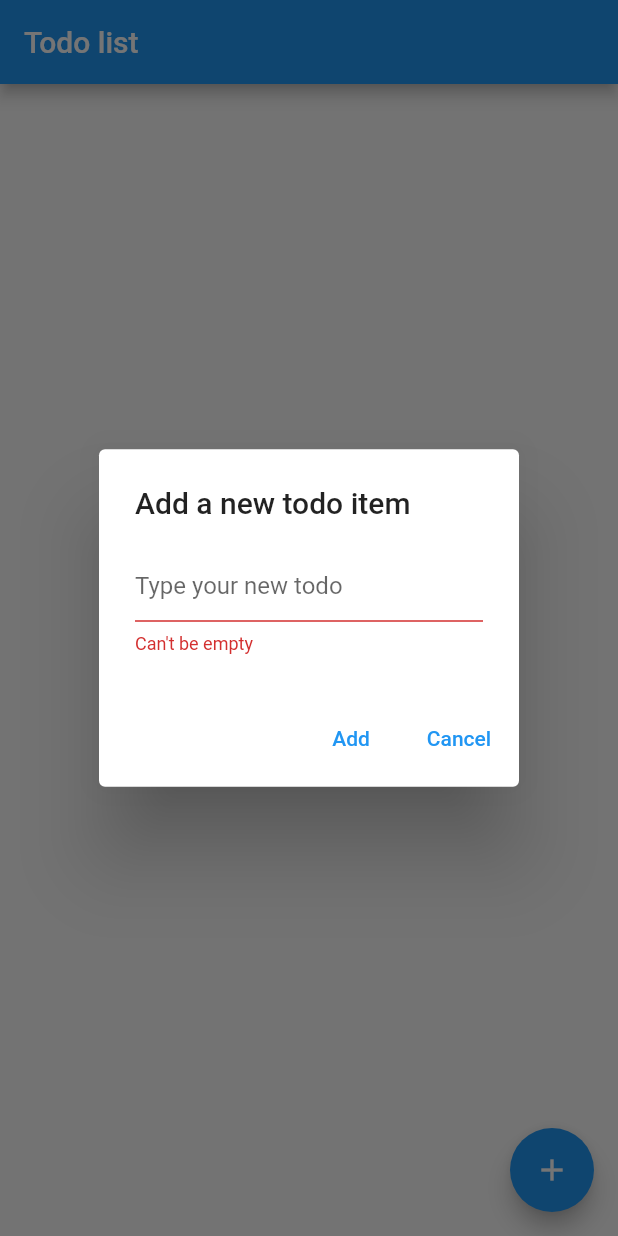
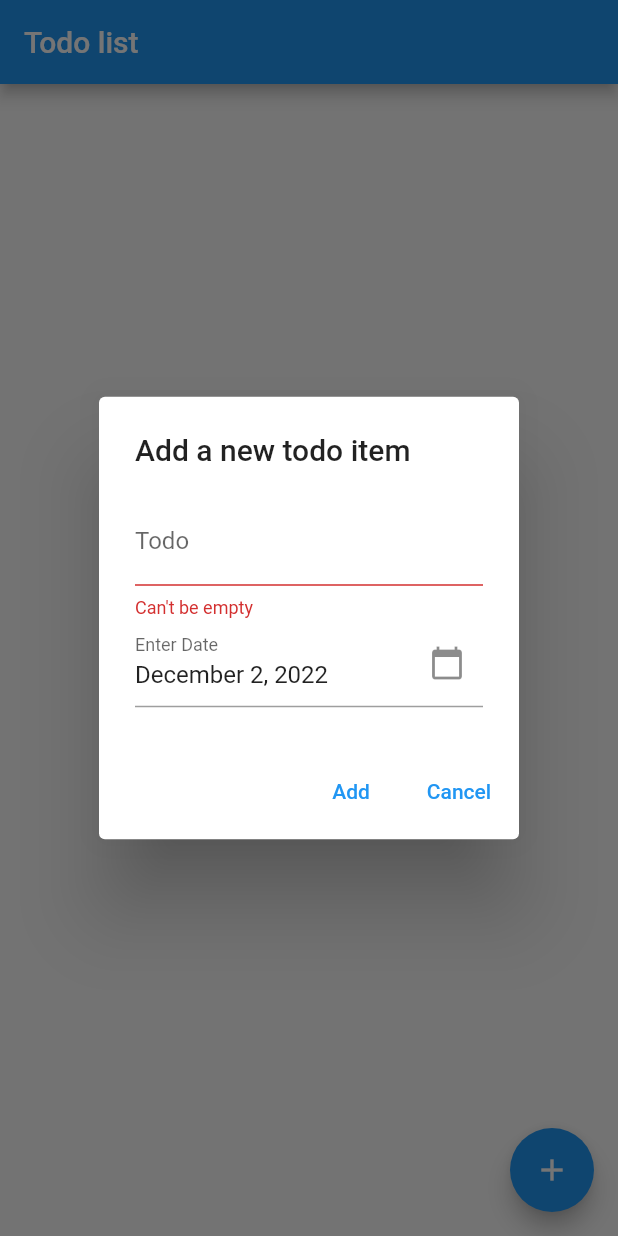
Before and after one commit to sciack/todo_app, a Flutter app: the screen it shows after launch, after a tap on the "add" icon, on a phone screen of 412 x 824 dp. Run offline on Flutter 3.47's test engine with Material 2 defaults, Android fonts, the phone set to English and light mode, and no system bars; missing offline and left inert: dart:html.

Commit message:
fix: just change how todos are managed

```diff
--- a/lib/todo_add_dialog.dart
+++ b/lib/todo_add_dialog.dart
@@ -1,5 +1,8 @@
+import 'dart:math';
+
 import 'package:flutter/material.dart';
 import 'package:provider/provider.dart';
+import 'package:todo_app/main.dart';
 import 'package:todo_app/todo_model.dart';
 
 class TodoDialog extends StatefulWidget {
@@ -11,6 +14,8 @@ class TodoDialog extends StatefulWidget {
 
 class TodoDialogState extends State<TodoDialog> {
   final TextEditingController _textFieldController = TextEditingController();
+  final TextEditingController _dateFieldController = TextEditingController();
+  DateTime date = DateTime.now();
 
   TodoDialogState();
 
@@ -26,6 +31,11 @@ class TodoDialogState extends State<TodoDialog> {
   }
 
   @override
+  void initState() {
+    super.initState();
+    _dateFieldController.text = formatDate(date);
+  }
+  @override
   void dispose() {
     _textFieldController.dispose();
     super.dispose();
@@ -35,12 +45,40 @@ class TodoDialogState extends State<TodoDialog> {
   Widget build(BuildContext context) {
     return AlertDialog(
       title: const Text('Add a new todo item'),
-      content: TextField(
-        key: const ValueKey('Todo-Text'),
-        controller: _textFieldController,
-        decoration: InputDecoration(
-            hintText: 'Type your new todo', errorText: _errorText),
-        onChanged: (_) => setState(() {}),
+      content: Column(
+        mainAxisSize: MainAxisSize.min,
+        children: [
+          TextField(
+            key: const ValueKey('Todo-Text'),
+            controller: _textFieldController,
+            decoration: InputDecoration(
+                labelText: 'Todo',
+                errorText: _errorText),
+            onChanged: (_) => setState(() {}),
+          ),
+          TextField(
+              key: const ValueKey('Todo-Date'),
+              controller: _dateFieldController,
+              decoration: const InputDecoration(
+                  suffixIcon: Icon(Icons.calendar_today), //icon of text field
+                  labelText: "Enter Date" //label text of field
+                  ),
+              readOnly: true,
+              onTap: () async {
+                DateTime? pickedDate = await showDatePicker(
+                    context: context,
+                    initialDate: DateTime.now(), //get today's date
+                    firstDate:DateTime(2020), //DateTime.now() - not to allow to choose before today.
+                    lastDate: DateTime(2030)
+                );
+                if(pickedDate != null) {
+                  _dateFieldController.text = formatDate(pickedDate);
+                  setState(() {
+                    date = pickedDate;
+                  });
+                }
+              })
+        ],
       ),
       actions: <Widget>[
         TextButton(
@@ -50,7 +88,8 @@ class TodoDialogState extends State<TodoDialog> {
                 return;
               }
               Navigator.of(context).pop();
-              _addTodoItem(context, _textFieldController.text);
+              _addTodoItem(context, _textFieldController.text,
+                  date);
             }),
         TextButton(
           child: const Text('Cancel'),
@@ -62,8 +101,8 @@ class TodoDialogState extends State<TodoDialog> {
     );
   }
 
-  void _addTodoItem(BuildContext context, String name) {
-    Provider.of<TodoModel>(context, listen: false).add(name);
+  void _addTodoItem(BuildContext context, String name, DateTime date) {
+    Provider.of<TodoModel>(context, listen: false).add(name, date);
     _textFieldController.clear();
   }
 }
--- a/lib/todo_model.dart
+++ b/lib/todo_model.dart
@@ -1,11 +1,12 @@
 import 'dart:async';
 import 'dart:collection';
+import 'dart:math';
 
 import 'package:flutter/material.dart';
+import 'package:intl/intl.dart';
 import 'package:todo_app/todo_model_repo.dart'
-  if (dart.library.io) 'package:todo_app/todo_model_io.dart'
-  if (dart.library.js) 'package:todo_app/todo_model_web.dart'
-;
+    if (dart.library.io) 'package:todo_app/todo_model_io.dart'
+    if (dart.library.js) 'package:todo_app/todo_model_web.dart';
 
 class TodoModel extends ChangeNotifier {
   final List<Todo> _todos = [];
@@ -20,6 +21,14 @@ class TodoModel extends ChangeNotifier {
     });
   }
 
+  int _next() {
+    if (_todos.isEmpty) {
+      return 0;
+    } else {
+      return _todos.map((todo) => todo.id).reduce(max) + 1;
+    }
+  }
+
   Future<void> _loadTodo() async {
     _todos.clear();
     _todos.addAll(await repo.read());
@@ -31,35 +40,53 @@ class TodoModel extends ChangeNotifier {
     notifyListeners();
   }
 
-  void add(String name) {
-    _todos.add(Todo(id: _todos.length, name: name, checked: false));
+  void add(String name, DateTime date) {
+    _todos.add(Todo(id: _next(), name: name, date: date, checked: false));
     notifyListeners();
   }
 }
 
 class Todo {
-  Todo({required this.id, required this.name, required this.checked});
+  Todo(
+      {required this.id,
+      required this.name,
+      required this.checked,
+      required this.date});
 
   Todo.fromJson(Map<String, dynamic> json)
       : name = json['name'],
         id = json['id'],
-        checked = json['checked'];
+        checked = json['checked'],
+        date = parseDate(json['date']);
 
   final String name;
   final bool checked;
   final int id;
+  final DateTime date;
 
   Todo toggle() {
-    return Todo(id: id, name: name, checked: !checked);
+    return Todo(id: id, name: name, date: date, checked: !checked);
   }
 
   Map<String, dynamic> toJson() {
-    return {'id': id, 'name': name, 'checked': checked};
+    return {
+      'id': id,
+      'name': name,
+      'checked': checked,
+      'date': date.toIso8601String()
+    };
+  }
+
+  bool isLate() {
+    var now = DateTime.now();
+    var difference = date.difference(now);
+    return difference.inDays < 0;
   }
 }
 
 abstract class TodoRepository {
   Future save(List<Todo> todos);
+
   static TodoRepository? _instance;
 
   Future<List<Todo>> read();
@@ -69,3 +96,10 @@ abstract class TodoRepository {
     return _instance!;
   }
 }
+
+DateTime parseDate(String? dateStr) {
+  if (dateStr == null) {
+    return DateTime.now();
+  }
+  return DateTime.parse(dateStr);
+}
--- a/pubspec.yaml
+++ b/pubspec.yaml
@@ -38,6 +38,7 @@ dependencies:
   cupertino_icons: ^1.0.2
   provider: ^6.0.4
   path_provider: ^2.0.11
+  intl: ^0.17.0
 
 dev_dependencies:
   flutter_test:
```
Also changed, not shown: lib/main.dart (+50 -9 lines), pubspec.lock, 1 other file.
